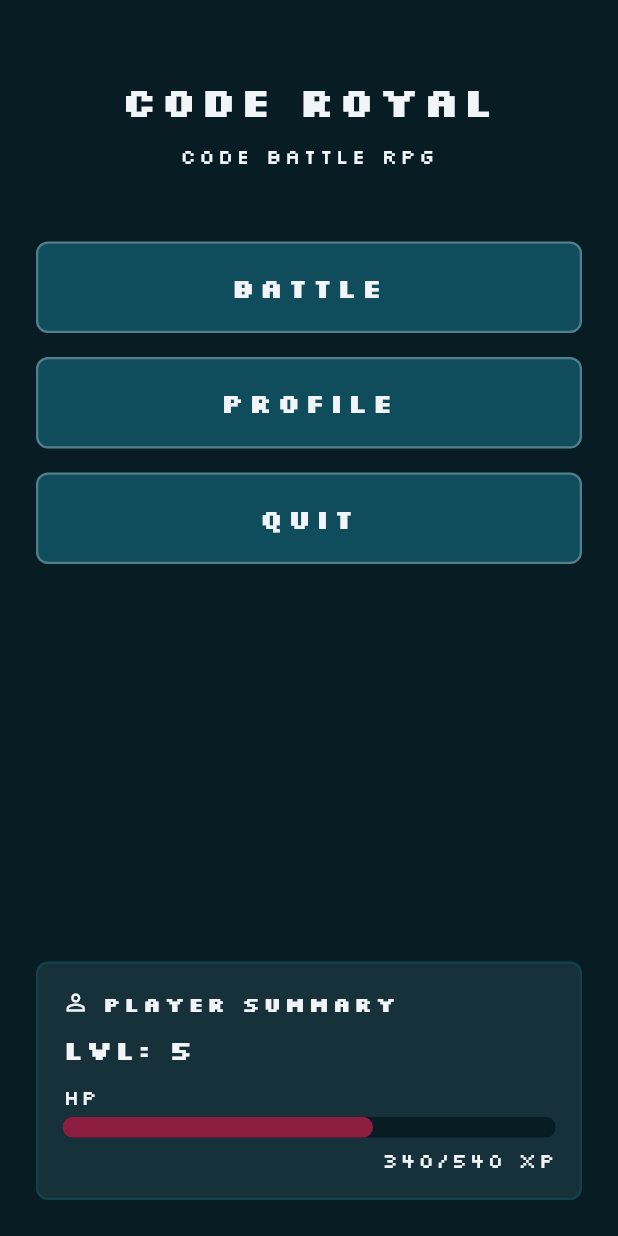
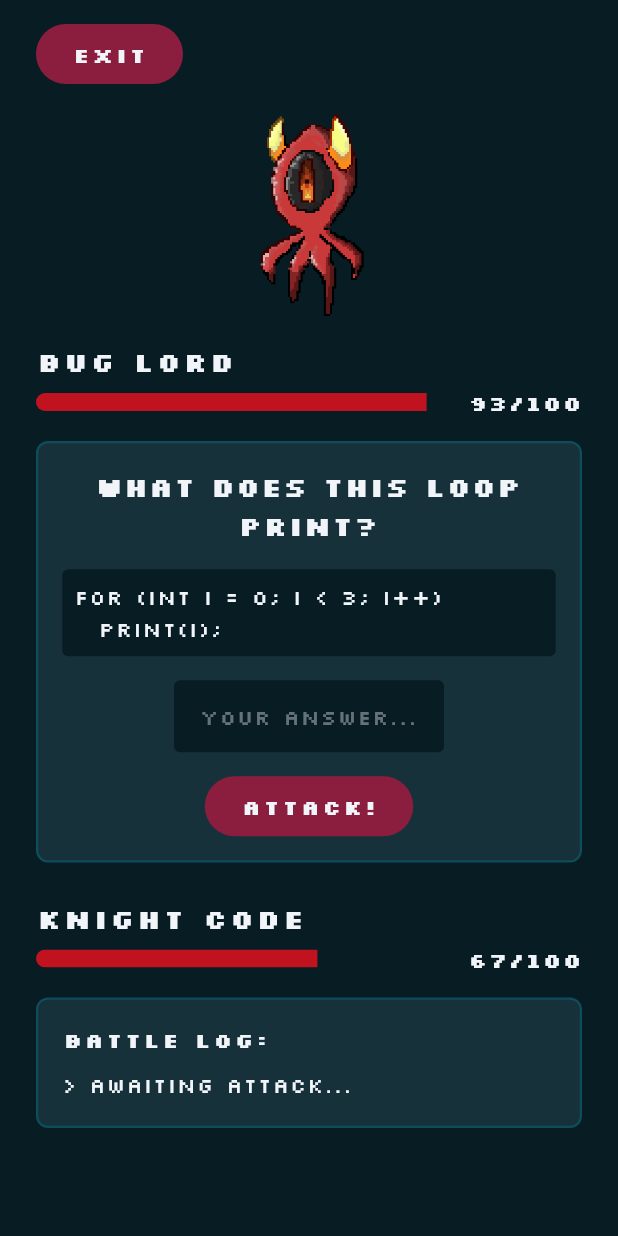
Before and after one commit to Ange-Potato/code_royal, a Flutter app: the screen it shows after launch, after a tap on "BATTLE", on a phone screen of 412 x 824 dp. Run offline on Flutter 3.47's test engine with Material 3 defaults, Android fonts, the phone set to English and light mode, and no system bars.

Commit message:
Adding the battle screen, but not interactive yet

```diff
--- /dev/null
+++ b/lib/data/question_bank.dart
@@ -0,0 +1,106 @@
+import 'dart:math';
+import '../models/question.dart';
+
+const List<Question> questionBank = [
+  // ---- Difficulty 1: Easy ----
+  Question(
+    prompt: 'What does this loop print?',
+    code: 'for (int i = 0; i < 3; i++)\n  print(i);',
+    choices: {'A': '123', 'B': '012', 'C': '0123', 'D': '111'},
+    correctAnswer: 'B',
+    explanation: 'i starts at 0 and stops before 3, so it prints 0, 1, 2.',
+    difficulty: 1,
+  ),
+  Question(
+    prompt: 'What is the value of x?',
+    code: 'int x = 5 + 3 * 2;',
+    choices: {'A': '16', 'B': '11', 'C': '13', 'D': '10'},
+    correctAnswer: 'B',
+    explanation: 'Multiplication runs before addition: 3*2 = 6, then 5+6 = 11.',
+    difficulty: 1,
+  ),
+  Question(
+    prompt: 'Which keyword declares a constant in Dart?',
+    code: '___ int maxHp = 100;',
+    choices: {'A': 'var', 'B': 'final', 'C': 'const', 'D': 'static'},
+    correctAnswer: 'C',
+    explanation: 'const declares a compile-time constant.',
+    difficulty: 1,
+  ),
+  Question(
+    prompt: 'What type is this value?',
+    code: 'var name = "Bug Lord";',
+    choices: {'A': 'int', 'B': 'String', 'C': 'bool', 'D': 'double'},
+    correctAnswer: 'B',
+    explanation: 'Text inside quotes is a String.',
+    difficulty: 1,
+  ),
+
+  // ---- Difficulty 2: Medium ----
+  Question(
+    prompt: 'What does this print?',
+    code: 'for (int i = 0; i < 5; i++) {\n  if (i == 2) continue;\n  print(i);\n}',
+    choices: {'A': '01234', 'B': '0134', 'C': '0123', 'D': '234'},
+    correctAnswer: 'B',
+    explanation: 'continue skips the body when i == 2, so 2 is not printed.',
+    difficulty: 2,
+  ),
+  Question(
+    prompt: 'What is the length of this list?',
+    code: 'var nums = [1, 2, 3, 4, 5];\nnums.removeWhere((n) => n.isEven);',
+    choices: {'A': '5', 'B': '3', 'C': '2', 'D': '1'},
+    correctAnswer: 'B',
+    explanation: 'removeWhere drops 2 and 4, leaving [1, 3, 5].',
+    difficulty: 2,
+  ),
+  Question(
+    prompt: 'What does this function return?',
+    code: 'int add(int a, int b) => a + b;\nadd(3, 4);',
+    choices: {'A': '34', 'B': '7', 'C': '12', 'D': 'null'},
+    correctAnswer: 'B',
+    explanation: 'Arrow syntax returns a + b = 7.',
+    difficulty: 2,
+  ),
+
+  // ---- Difficulty 3: Hard ----
+  Question(
+    prompt: 'What does this print?',
+    code: 'var a = [1, 2, 3];\nvar b = a;\nb[0] = 99;\nprint(a[0]);',
+    choices: {'A': '1', 'B': '99', 'C': '0', 'D': 'Error'},
+    correctAnswer: 'B',
+    explanation: 'Lists are reference types; b points to the same list as a.',
+    difficulty: 3,
+  ),
+  Question(
+    prompt: 'What is the output?',
+    code: 'int fact(int n) => n <= 1 ? 1 : n * fact(n - 1);\nprint(fact(4));',
+    choices: {'A': '4', 'B': '12', 'C': '24', 'D': '16'},
+    correctAnswer: 'C',
+    explanation: '4 * 3 * 2 * 1 = 24.',
+    difficulty: 3,
+  ),
+  Question(
+    prompt: 'What happens here?',
+    code: 'var list = <int>[];\nlist[0] = 1;\nprint(list);',
+    choices: {
+      'A': 'Prints [1]',
+      'B': 'Prints []',
+      'C': 'Throws RangeError',
+      'D': 'Throws TypeError',
+    },
+    correctAnswer: 'C',
+    explanation: 'Assigning index 0 on an empty list is out of range.',
+    difficulty: 3,
+  ),
+];
+
+Question randomQuestion({int? maxDifficulty, Random? rng}) {
+  final r = rng ?? Random();
+  final pool = maxDifficulty == null
+      ? questionBank
+      : questionBank.where((q) => q.difficulty <= maxDifficulty).toList();
+  return pool[r.nextInt(pool.length)];
+}
+
+List<Question> questionsByDifficulty(int difficulty) =>
+    questionBank.where((q) => q.difficulty == difficulty).toList();
--- a/lib/main.dart
+++ b/lib/main.dart
@@ -1,6 +1,7 @@
 import 'package:flutter/material.dart';
 import 'theme.dart';
 import 'screens/main_menu_screen.dart';
+import 'data/question_bank.dart';
 
 void main() {
   runApp(const CodeRoyalApp());
--- /dev/null
+++ b/lib/models/question.dart
@@ -0,0 +1,17 @@
+class Question {
+  final String prompt;
+  final String code;
+  final Map<String, String> choices;
+  final String correctAnswer;
+  final String explanation;
+  final int difficulty;
+
+  const Question({
+    required this.prompt,
+    required this.code,
+    required this.choices,
+    required this.correctAnswer,
+    required this.explanation,
+    this.difficulty = 1,
+  });
+}
--- /dev/null
+++ b/lib/screens/battle_screen.dart
@@ -0,0 +1,102 @@
+import 'package:flutter/material.dart';
+import '../theme.dart';
+import '../models/enemy.dart';
+import '../models/question.dart';
+import '../widgets/battle_hp_bar.dart';
+import '../widgets/battle_log.dart';
+import '../widgets/pill_button.dart';
+import '../widgets/question_card.dart';
+
+class BattleScreen extends StatelessWidget {
+  final Enemy enemy;
+  final Question question;
+
+  const BattleScreen({
+    super.key,
+    required this.enemy,
+    required this.question,
+  });
+
+  @override
+  Widget build(BuildContext context) {
+    final scheme = Theme.of(context).colorScheme;
+    final text = Theme.of(context).textTheme;
+
+    return Scaffold(
+      body: SafeArea(
+        child: SingleChildScrollView(
+          padding: const EdgeInsets.symmetric(
+            horizontal: AppSpacing.lg,
+            vertical: AppSpacing.md,
+          ),
+          child: Column(
+            crossAxisAlignment: CrossAxisAlignment.start,
+            children: [
+              // Exit
+              PillButton(
+                label: 'Exit',
+                onPressed: () => Navigator.of(context).pop(),
+              ),
+              const SizedBox(height: AppSpacing.md),
+
+              // Enemy image
+              Center(
+                child: Image.asset(
+                  enemy.assetPath,
+                  height: 140,
+                  fit: BoxFit.contain,
+                  errorBuilder: (_, __, ___) => Icon(
+                    Icons.bug_report,
+                    size: 120,
+                    color: scheme.onSurface.withValues(alpha: 0.5),
+                  ),
+                ),
+              ),
+              const SizedBox(height: AppSpacing.md),
+
+              // Enemy name + HP (static values for now)
+              Text(
+                enemy.name.toUpperCase(),
+                style: text.bodyMedium?.copyWith(
+                  color: scheme.onSurface,
+                  fontWeight: FontWeight.bold,
+                  letterSpacing: 2,
+                ),
+              ),
+              const SizedBox(height: AppSpacing.xs),
+              BattleHpBar(currentHp: 93, maxHp: enemy.maxHp),
+
+              const SizedBox(height: AppSpacing.md),
+
+              // Question
+              QuestionCard(
+                question: question.prompt,
+                code: question.code,
+                onAttack: () {},
+              ),
+
+              const SizedBox(height: AppSpacing.lg),
+
+              // Player name + HP (static)
+              Text(
+                'KNIGHT CODE',
+                style: text.bodyMedium?.copyWith(
+                  color: scheme.onSurface,
+                  fontWeight: FontWeight.bold,
+                  letterSpacing: 2,
+                ),
+              ),
+              const SizedBox(height: AppSpacing.xs),
+              const BattleHpBar(currentHp: 67, maxHp: 100),
+
+              const SizedBox(height: AppSpacing.md),
+
+              // Log
+              const BattleLog(entries: ['> Awaiting attack...']),
+            ],
+          ),
+        ),
+      ),
+    );
+  }
+}
--- a/lib/screens/main_menu_screen.dart
+++ b/lib/screens/main_menu_screen.dart
@@ -5,6 +5,9 @@ import '../widgets/primary_button.dart';
 import '../widgets/info_card.dart';
 import '../widgets/hp_bar.dart';
 import 'profile_screen.dart';
+import '../data/enemy_bank.dart';
+import '../data/question_bank.dart';
+import 'battle_screen.dart';
 
 class MainMenuScreen extends StatelessWidget {
   const MainMenuScreen({super.key});
@@ -28,7 +31,15 @@ class MainMenuScreen extends StatelessWidget {
               const SizedBox(height: AppSpacing.lg * 2),
               PrimaryButton(
                 label: 'Battle',
-                onPressed: () {},
+                onPressed: () {
+                  final enemy = randomEnemy();
+                  final question = randomQuestion(maxDifficulty: 1);
+                  Navigator.of(context).push(
+                    MaterialPageRoute(
+                      builder: (_) => BattleScreen(enemy: enemy, question: question),
+                    ),
+                  );
+                },
               ),
               const SizedBox(height: AppSpacing.md),
               PrimaryButton(
--- /dev/null
+++ b/lib/widgets/battle_hp_bar.dart
@@ -0,0 +1,55 @@
+import 'package:flutter/material.dart';
+import '../theme.dart';
+
+class BattleHpBar extends StatelessWidget {
+  final int currentHp;
+  final int maxHp;
+  final Color fillColor;
+
+  const BattleHpBar({
+    super.key,
+    required this.currentHp,
+    required this.maxHp,
+    this.fillColor = const Color(0xFFC1121F),
+  });
+
+  @override
+  Widget build(BuildContext context) {
+    final scheme = Theme.of(context).colorScheme;
+    final text = Theme.of(context).textTheme;
+    final double ratio =
+        maxHp == 0 ? 0 : (currentHp / maxHp).clamp(0.0, 1.0);
+
+    return Row(
+      children: [
+        Expanded(
+          child: ClipRRect(
+            borderRadius: BorderRadius.circular(AppSpacing.sm),
+            child: Stack(
+              children: [
+                Container(
+                  height: 12,
+                  width: double.infinity,
+                  color: const Color(0xFF081C24),
+                ),
+                FractionallySizedBox(
+                  widthFactor: ratio,
+                  child: Container(height: 12, color: fillColor),
+                ),
+              ],
+            ),
+          ),
+        ),
+        const SizedBox(width: AppSpacing.sm),
+        Text(
+          '$currentHp/$maxHp',
+          style: text.labelSmall?.copyWith(
+            color: scheme.onSurface,
+            fontWeight: FontWeight.bold,
+            letterSpacing: 1,
+          ),
+        ),
+      ],
+    );
+  }
+}
--- /dev/null
+++ b/lib/widgets/battle_log.dart
@@ -0,0 +1,50 @@
+import 'package:flutter/material.dart';
+import '../theme.dart';
+
+class BattleLog extends StatelessWidget {
+  final List<String> entries;
+
+  const BattleLog({super.key, required this.entries});
+
+  @override
+  Widget build(BuildContext context) {
+    final scheme = Theme.of(context).colorScheme;
+    final text = Theme.of(context).textTheme;
+
+    return Container(
+      width: double.infinity,
+      padding: const EdgeInsets.all(AppSpacing.md),
+      decoration: BoxDecoration(
+        color: scheme.surface,
+        borderRadius: BorderRadius.circular(AppSpacing.sm),
+        border: Border.all(color: scheme.primary, width: 1.5),
+      ),
+      child: Column(
+        crossAxisAlignment: CrossAxisAlignment.start,
+        children: [
+          Text(
+            'BATTLE LOG:',
+            style: text.labelSmall?.copyWith(
+              color: scheme.onSurface,
+              fontWeight: FontWeight.bold,
+              letterSpacing: 2,
+            ),
+          ),
+          const SizedBox(height: AppSpacing.sm),
+          ...entries.map(
+            (e) => Padding(
+              padding: const EdgeInsets.symmetric(vertical: 2),
+              child: Text(
+                e,
+                style: text.labelSmall?.copyWith(
+                  color: scheme.onSurface,
+                  letterSpacing: 1,
+                ),
+              ),
+            ),
+          ),
+        ],
+      ),
+    );
+  }
+}
--- /dev/null
+++ b/lib/widgets/pill_button.dart
@@ -0,0 +1,53 @@
+import 'package:flutter/material.dart';
+import '../theme.dart';
+
+class PillButton extends StatelessWidget {
+  final String label;
+  final VoidCallback onPressed;
+  final IconData? icon;
+
+  const PillButton({
+    super.key,
+    required this.label,
+    required this.onPressed,
+    this.icon,
+  });
+
+  @override
+  Widget build(BuildContext context) {
+    final scheme = Theme.of(context).colorScheme;
+    final text = Theme.of(context).textTheme;
+
+    return Material(
+      color: scheme.secondary,
+      borderRadius: BorderRadius.circular(AppSpacing.lg),
+      child: InkWell(
+        onTap: onPressed,
+        borderRadius: BorderRadius.circular(AppSpacing.lg),
+        child: Padding(
+          padding: const EdgeInsets.symmetric(
+            horizontal: AppSpacing.lg,
+            vertical: AppSpacing.sm + 2,
+          ),
+          child: Row(
+            mainAxisSize: MainAxisSize.min,
+            children: [
+              if (icon != null) ...[
+                Icon(icon, size: 16, color: scheme.onSecondary),
+                const SizedBox(width: AppSpacing.sm),
+              ],
+              Text(
+                label.toUpperCase(),
+                style: text.labelSmall?.copyWith(
+                  color: scheme.onSecondary,
+                  fontWeight: FontWeight.bold,
+                  letterSpacing: 2,
+                ),
+              ),
+            ],
+          ),
+        ),
+      ),
+    );
+  }
+}
--- /dev/null
+++ b/lib/widgets/question_card.dart
@@ -0,0 +1,103 @@
+import 'package:flutter/material.dart';
+import 'pill_button.dart';
+import '../theme.dart';
+
+class QuestionCard extends StatelessWidget {
+  final String question;
+  final String code;
+  final TextEditingController? controller;
+  final VoidCallback? onAttack;
+
+  const QuestionCard({
+    super.key,
+    required this.question,
+    required this.code,
+    this.controller,
+    this.onAttack,
+  });
+
+  @override
+  Widget build(BuildContext context) {
+    final scheme = Theme.of(context).colorScheme;
+    final text = Theme.of(context).textTheme;
+
+    return Container(
+      width: double.infinity,
+      padding: const EdgeInsets.all(AppSpacing.md),
+      decoration: BoxDecoration(
+        color: scheme.surface,
+        borderRadius: BorderRadius.circular(AppSpacing.sm),
+        border: Border.all(color: scheme.primary, width: 1.5),
+      ),
+      child: Column(
+        crossAxisAlignment: CrossAxisAlignment.center,
+        children: [
+          Text(
+            question.toUpperCase(),
+            textAlign: TextAlign.center,
+            style: text.bodyMedium?.copyWith(
+              color: scheme.onSurface,
+              fontWeight: FontWeight.bold,
+              letterSpacing: 1,
+            ),
+          ),
+          const SizedBox(height: AppSpacing.md),
+          Container(
+            width: double.infinity,
+            padding: const EdgeInsets.all(AppSpacing.sm),
+            decoration: BoxDecoration(
+              color: const Color(0xFF081C24),
+              borderRadius: BorderRadius.circular(AppSpacing.xs),
+            ),
+            child: Text(
+              code,
+              style: text.labelSmall?.copyWith(
+                color: scheme.onSurface,
+                letterSpacing: 1,
+                height: 1.5,
+              ),
+            ),
+          ),
+          const SizedBox(height: AppSpacing.md),
+          SizedBox(
+            width: 180,
+            child: TextField(
+              controller: controller,
+              textAlign: TextAlign.center,
+              textCapitalization: TextCapitalization.characters,
+              maxLength: 1,
+              style: text.labelSmall?.copyWith(
+                color: scheme.onSurface,
+                fontWeight: FontWeight.bold,
+                letterSpacing: 2,
+              ),
+              decoration: InputDecoration(
+                counterText: '',
+                hintText: 'YOUR ANSWER...',
+                hintStyle: text.labelSmall?.copyWith(
+                  color: scheme.onSurface.withValues(alpha: 0.4),
+                  letterSpacing: 1,
+                ),
+                filled: true,
+                fillColor: const Color(0xFF081C24),
+                contentPadding: const EdgeInsets.symmetric(
+                  vertical: AppSpacing.sm,
+                  horizontal: AppSpacing.sm,
+                ),
+                border: OutlineInputBorder(
+                  borderRadius: BorderRadius.circular(AppSpacing.xs),
+                  borderSide: BorderSide.none,
+                ),
+              ),
+            ),
+          ),
+          const SizedBox(height: AppSpacing.md),
+          PillButton(
+            label: 'Attack!',
+            onPressed: onAttack ?? () {},
+          ),
+        ],
+      ),
+    );
+  }
+}
```
Also changed, not shown: lib/screens/result_screen.dart (added, +154 -0 lines).
